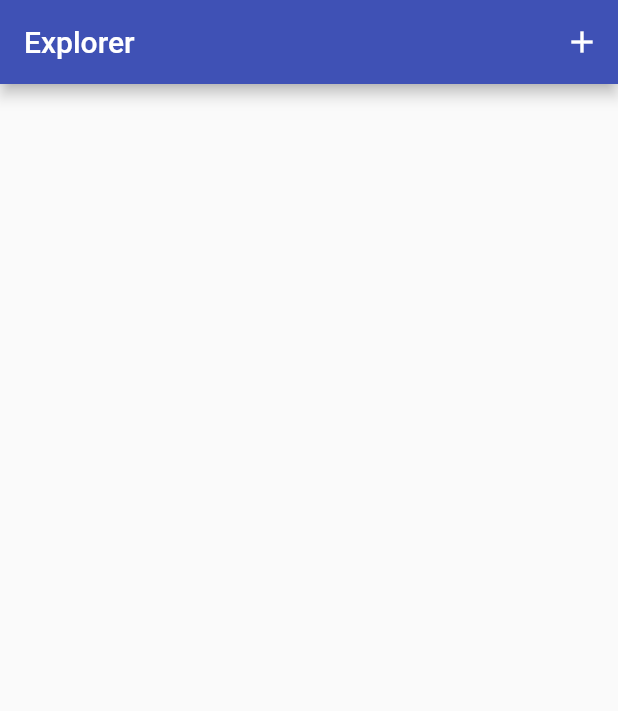
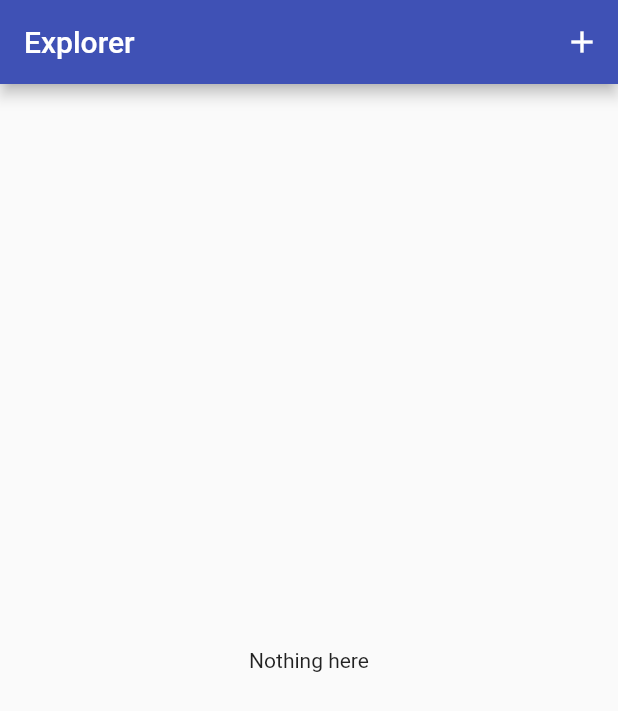
Before and after one commit to lavanchindaliya/Explorer, a Flutter app: the screen it shows after launch, on a phone screen of 412 x 824 dp. Shown: the top 711 px of the screen. Run offline on Flutter 3.47's test engine with Material 2 defaults, Android fonts, the light colour scheme and no system bars; our stand-ins replace image_picker.

Commit message:
problem of places not visible on home-screen solved

```diff
--- a/lib/screens/addPlacesScreen.dart
+++ b/lib/screens/addPlacesScreen.dart
@@ -27,7 +27,6 @@ class _AddPlaceScreenState extends State<AddPlaceScreen> {
     if (_titeController.text.isEmpty || _pickedImage == null) return;
     Provider.of<Places>(context, listen: false)
         .addPlace(_titeController.text, _pickedImage!);
-    print("till now perfect");
     Navigator.of(context).pop();
   }
 
--- a/lib/screens/placesListSceen.dart
+++ b/lib/screens/placesListSceen.dart
@@ -24,16 +24,18 @@ class PlacesListScreen extends StatelessWidget {
         child: Center(
           child: Text("Nothing here"),
         ),
-        builder: (context, places, child) => places.item.length <= 0
-            ? ListView.builder(
+        builder: (context, places, child) => places.item.isEmpty
+            ? child!
+            : ListView.builder(
                 itemCount: places.item.length,
-                itemBuilder: ((context, index) => ListTile(
-                      leading: CircleAvatar(
-                        backgroundImage: FileImage(places.item[index].image),
-                      ),
-                      title: Text(places.item[index].titile),
-                    )))
-            : child!,
+                itemBuilder: ((context, index) {
+                  return ListTile(
+                    leading: CircleAvatar(
+                      backgroundImage: FileImage(places.item[index].image),
+                    ),
+                    title: Text(places.item[index].titile),
+                  );
+                })),
       ),
     );
   }
```
